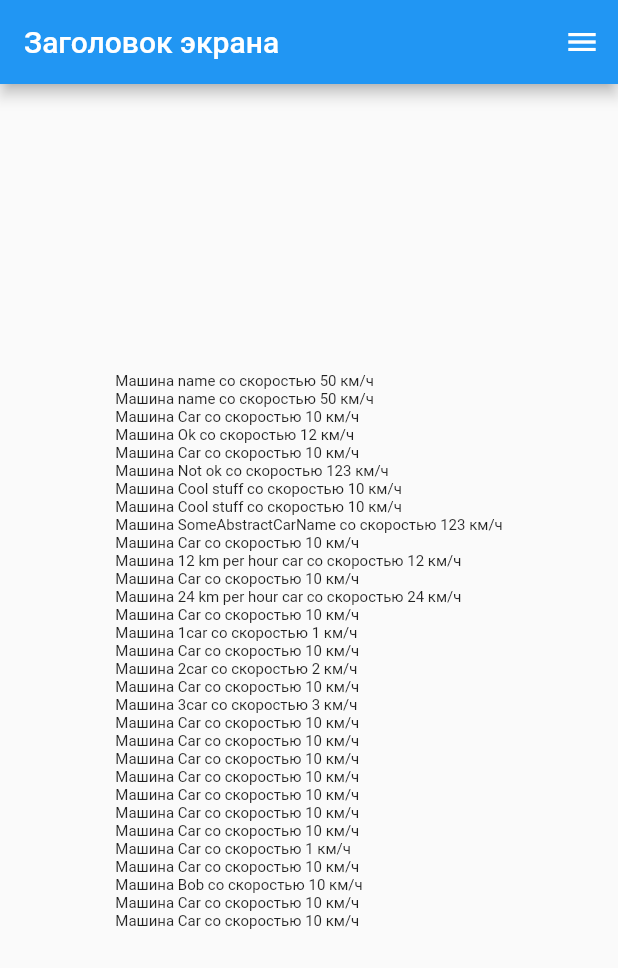
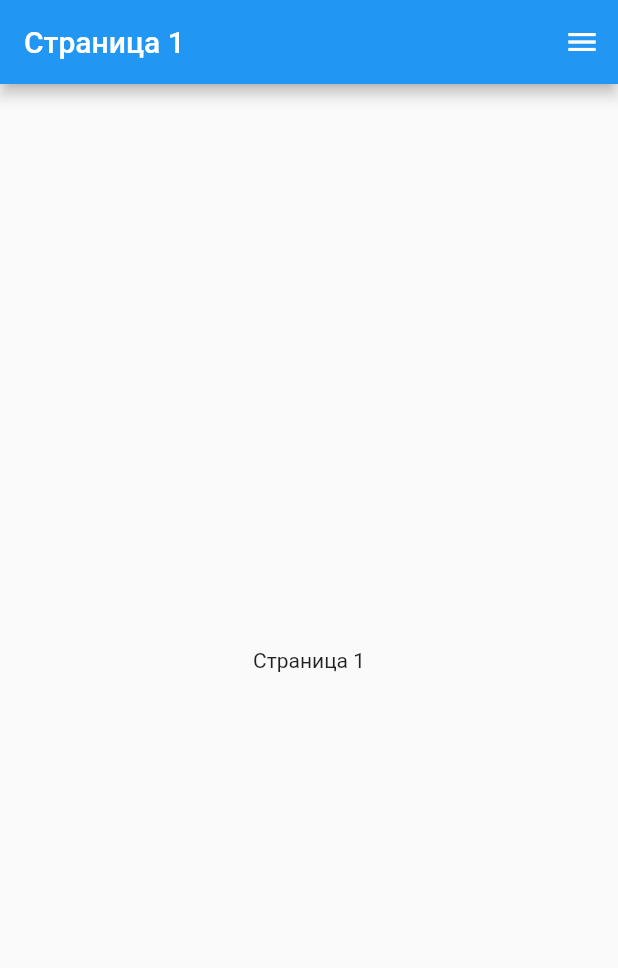
Before and after one commit to TsvetkovDmitriy/Leson-6, a Flutter app: the screen it shows after launch, on a phone screen of 412 x 824 dp. Shown: the top 968 px of the screen. Run offline on Flutter 3.47's test engine with Material 2 defaults, Android fonts, the phone set to English and light mode, and no system bars; missing offline and left inert: dart:html.

Commit message:
7й урок почти финал

```diff
--- /dev/null
+++ b/lib/UI/pages/first_screen.dart
@@ -0,0 +1,23 @@
+import 'dart:html';
+import 'package:flutter/material.dart';
+import 'package:lesson_7/UI/pages/third_page.dart';
+import 'package:lesson_7/UI/widgets/menu.dart';
+import 'package:lesson_7/UI/widgets/my_scaffold.dart';
+
+class FirstScreen extends StatelessWidget {
+  static const String title = "Страница 1";
+
+  @override
+  Widget build(BuildContext context) {
+    return MyScaffold(
+      title: title,
+      body: buildBody(context),
+    );
+  }
+
+  buildBody(BuildContext context) {
+    return Center(
+      child: Text(title),
+    );
+  }
+}
--- /dev/null
+++ b/lib/UI/widgets/menu.dart
@@ -0,0 +1,55 @@
+import 'package:flutter/material.dart';
+import 'package:lesson_7/UI/pages/first_screen.dart';
+import 'package:lesson_7/UI/pages/fourth_page.dart';
+import 'package:lesson_7/UI/pages/sekond_page.dart';
+import 'package:lesson_7/UI/pages/third_page.dart';
+
+Widget buildMenu(BuildContext context, {width = 200}) {
+  return Container(
+    width: width,
+    color: Colors.redAccent,
+    child: Column(
+      children: [
+        SizedBox(
+          height: 30,
+        ),
+        ListTile(
+          title: Text("Страница 1"),
+          onTap: () {
+            Navigator.of(context).pushReplacement(
+                MaterialPageRoute(builder: (BuildContext context) {
+                  return FirstScreen();
+                }));
+          },
+        ),
+        ListTile(
+          title: Text("Страница 2"),
+          onTap: () {
+            Navigator.of(context).pushReplacement(
+                MaterialPageRoute(builder: (BuildContext context) {
+                  return SecondPage();
+                }));
+          },
+        ),
+        ListTile(
+          title: Text("Страница 3"),
+          onTap: () {
+            Navigator.of(context).pushReplacement(
+                MaterialPageRoute(builder: (BuildContext context) {
+                  return ThirdPage();
+                }));
+          },
+        ),
+        ListTile(
+          title: Text("Страница 4"),
+          onTap: () {
+            Navigator.of(context).pushReplacement(
+                MaterialPageRoute(builder: (BuildContext context) {
+                  return FourthPage();
+                }));
+          },
+        ),
+      ],
+    ),
+  );
+}
--- /dev/null
+++ b/lib/UI/widgets/my_scaffold.dart
@@ -0,0 +1,43 @@
+import 'package:flutter/material.dart';
+import 'package:lesson_7/UI/widgets/menu.dart';
+
+class MyScaffold extends StatelessWidget {
+  final String title;
+  final Widget body;
+  const MyScaffold({Key? key, this.title = 'Заголовок', required this.body}) : super(key: key);
+
+  @override
+  Widget build(BuildContext context) {
+    double width = MediaQuery.of(context).size.width;
+    if (width > 420) {
+      return Scaffold(
+        appBar: AppBar(title: Text(title)),
+        // body: Center(child: SingleChildScrollView(child: Text(myString,
+        //   style: TextStyle(fontSize: 24),)),),
+        body: Row(
+          children: [
+            Expanded(
+              flex: 2,
+              child: Text(
+                title,
+                style: TextStyle(fontSize: 24),
+              ),
+            ),
+            Expanded(
+                flex: 3,
+                child: body),
+            buildMenu(context, width: width*0.2)
+          ],
+        ),
+      );
+    } else {
+      return Scaffold(
+        appBar: AppBar(title: Text(title)),
+        drawerEdgeDragWidth: width * 0.7,
+        endDrawer: buildMenu(context, width: width * 0.7),
+        body: body,
+      );
+    }
+  }
+
+}
--- a/lib/main.dart
+++ b/lib/main.dart
@@ -1,5 +1,5 @@
 import 'package:flutter/material.dart';
-import 'package:lesson_7/second_screen.dart';
+import 'package:lesson_7/UI/pages/first_screen.dart';
 
 void main() {
   runApp(const MyApp());
@@ -14,7 +14,7 @@ class MyApp extends StatelessWidget {
     return MaterialApp(
       debugShowCheckedModeBanner: false,
       title: 'Flutter Demo',
-      home: SecondScreen(),
+      home: FirstScreen(),
     );
   }
 }
--- a/lib/second_screen.dart
+++ /dev/null
@@ -1,229 +0,0 @@
-import 'dart:html';
-import 'package:flutter/material.dart';
-
-String myString = "";
-
-
-class SportCar extends AbstractCar {
-  double turbo = 1.5;
-
-
-  @override
-  void toPrint() {
-    print("Машина $name со скоростью $speed км/ч ускорение равно $turbo");
-
-  }
-}
-
-
-class AbstractCar{
-  int speed = 10;
-  String name = "SomeAbstractCarName";
-  AbstractCar({this.speed = 10, this.name = "Car"}) {
-    this.toPrint();
-  }
-  AbstractCar.full(int speedToSet, String nameToSet){
-    speed = speedToSet;
-    name = nameToSet;
-    this.toPrint();
-  }
-  AbstractCar.withoutSpeed(String nameToSet){
-    name = nameToSet;
-    this.toPrint();
-  }
-  AbstractCar.withoutName(int speedToSet){
-    speed = speedToSet;
-  }
-  void toPrint(){
-    print("Машина $name со скоростью $speed км/ч");
-    myString = myString +"Машина $name со скоростью $speed км/ч\n";
-  }
-}
-// Это какая-то странная функция
-void registered(int speedToSet, String nameToSet){
-  if (speedToSet <= 0){
-    throw Exception("Speed is negative or equal to zero.");
-  }
-  AbstractCar(speed: 50, name: "name");
-}
-void altRegistered_1({int speedToSet_1 = 10, String nameToSet_1 = "SomeAbstractCarName",
-  int speedToSet_2 = 10, String nameToSet_2 = "SomeAbstractCarName"}){
-  if (speedToSet_1 <= 0 || speedToSet_2 <= 0){
-    throw Exception("Speed is negative or equal to zero.");
-  }
-  AbstractCar testCar_1 = AbstractCar();
-  testCar_1.name = nameToSet_1;
-  testCar_1.speed = speedToSet_1;
-  testCar_1.toPrint();
-  AbstractCar testCar_2 = AbstractCar();
-  testCar_2.name = nameToSet_2;
-  testCar_2.speed = speedToSet_2;
-  testCar_2.toPrint();
-}
-// Это просто плохо. Ме :(
-void altRegistered_2(List<int> speedsToSet, List<String> namesToSet){
-  /// Lists both have to contain two elements
-  /// 0 in speed is considered not existing speed
-  /// "" in names is considered not existing name
-  if (speedsToSet.length != 2 || namesToSet.length != 2){
-    throw Exception("Lists do not contain two elements.");
-  }
-  if (speedsToSet[0] < 0 || speedsToSet[1] < 0){
-    throw Exception("Speed is negative.");
-  }
-  for (int i = 0; i != 2; ++i) {
-    if (speedsToSet[i] != 0 && namesToSet[i] != "") {
-      AbstractCar newCar = AbstractCar.full(speedsToSet[1], namesToSet[i]);
-      newCar.toPrint();
-    } else if (speedsToSet[i] == 0 && namesToSet[i] != "") {
-      AbstractCar newCar = AbstractCar.withoutSpeed(namesToSet[i]);
-      newCar.toPrint();
-    } else if (speedsToSet[i] != 0 && namesToSet[1] == "") {
-      AbstractCar newCar = AbstractCar.withoutName(speedsToSet[i]);
-      newCar.toPrint();
-    }
-  }
-}
-void altRegisteredFinal(List<int> speedsToSet, List<String> namesToSet){
-  /// The lengths of speedsToSet and namesToSet should be equal
-  /// 0 in speed is considered not existing speed
-  /// "" in names is considered not existing name
-  if (speedsToSet.length != namesToSet.length){
-    throw Exception("The lengths of speedsToSet and namesToSet are not equal.");
-  }
-  for (int i in speedsToSet){
-    if (i < 0){
-      throw Exception("Speed is negative.");
-    }
-  }
-  for (int i = 0; i != speedsToSet.length; ++i){
-    AbstractCar newCar = AbstractCar();
-    if (speedsToSet[i] != 0){
-      newCar.speed = speedsToSet[i];
-    }
-    if (namesToSet[i] != ''){
-      newCar.name = namesToSet[i];
-    }
-    newCar.toPrint();
-  }
-}
-void main(){
-  myString = "";
-  // Первая задача
-  try {
-    print("1.1");
-    registered(10, "BruhMobile");
-    print("1.2");
-    registered(12, "CringeMobile");
-    print("1.3");
-    registered(-12, "12");
-  } catch (e) {
-    print("Oops, smth went wrong because of the following exception:\n" + e.toString());
-  }
-  print("");
-  // Вторая задача
-  try {
-    print("2.1");
-    altRegistered_1(speedToSet_1: 12, nameToSet_1: "Ok", speedToSet_2: 123, nameToSet_2: "Not ok");
-    print("2.2");
-    altRegistered_2([0, 123], ["Cool stuff", ""]);
-    print("2.3");
-    altRegisteredFinal([12, 24], ["12 km per hour car", "24 km per hour car"]);
-  } catch (e) {
-    print("Oops, smth went wrong because of the following exception:\n" + e.toString());
-  }
-  print("");
-  try {
-    print("3.1");
-    altRegisteredFinal([1, 2, 3], ["1car", "2car", "3car"]);
-    print("3.2");
-    altRegisteredFinal([0, 0, 0], ["", "", ""]);
-    print("3.3");
-    altRegisteredFinal([1, 0, 0], ["", "Bob", ""]);
-  } catch (e) {
-    print("Oops, smth went wrong because of the following exception:\n" + e.toString());
-  }
-}
-
-class SecondScreen extends StatelessWidget {
-
-
-  @override
-  Widget build(BuildContext context) {
-    main();
-
-
-    double width = MediaQuery.of(context).size.width;
-    if (width > 420) {
-      return Scaffold(
-        appBar: AppBar(title: Text("Заголовок экрана")),
-        // body: Center(child: SingleChildScrollView(child: Text(myString,
-        //   style: TextStyle(fontSize: 24),)),),
-        body: Row(
-          children: [
-            Expanded( flex: 2,
-              child: Text(myString,
-                style: TextStyle(fontSize: 24),),
-            ),
-            Expanded( flex: 3,
-
-                child: Container( color:  Colors.green,)),
-            Container(width: width*0.2 , color: Colors.redAccent,
-              child: Column(
-                children: [
-                  SizedBox(height: 30,),
-                  Padding(
-                    padding: const EdgeInsets.all(15.0),
-                    child: Text("Страница1"),
-                  ),
-                  Padding(
-                    padding: const EdgeInsets.all(15.0),
-                    child: Text("Страница2"),
-                  ),
-                  Padding(
-                    padding: const EdgeInsets.all(15.0),
-                    child: Text("Страница3"),
-                  ),
-                  Padding(
-                    padding: const EdgeInsets.all(15.0),
-                    child: Text("Страница4"),
-                  ),
-                ],
-              ),
-            )
-          ],
-        ),
-      );
-    } else {
-      return Scaffold(
-        appBar: AppBar(title: Text("Заголовок экрана")),
-        drawerEdgeDragWidth: width*0.7,
-        endDrawer: Container(width: width*0.7 , color: Colors.redAccent,
-          child: Column(
-            children: [
-              SizedBox(height: 70,),
-              Padding(
-                padding: const EdgeInsets.all(15.0),
-                child: Text("Страница1"),
-              ),
-              Padding(
-                padding: const EdgeInsets.all(15.0),
-                child: Text("Страница2"),
-              ),
-              Padding(
-                padding: const EdgeInsets.all(15.0),
-                child: Text("Страница3"),
-              ),
-              Padding(
-                padding: const EdgeInsets.all(15.0),
-                child: Text("Страница4"),
-              ),
-            ],
-          ),
-        ),
-        body: Center(child: SingleChildScrollView(child: Text(myString,
-          style:  TextStyle(fontSize: 10),)),),
-      );
-    }
-  }
-}
```
Also changed, not shown: lib/UI/pages/fourth_page.dart (added, +24 -0 lines), lib/UI/pages/sekond_page.dart (added, +25 -0 lines), lib/UI/pages/third_page.dart (added, +24 -0 lines).
